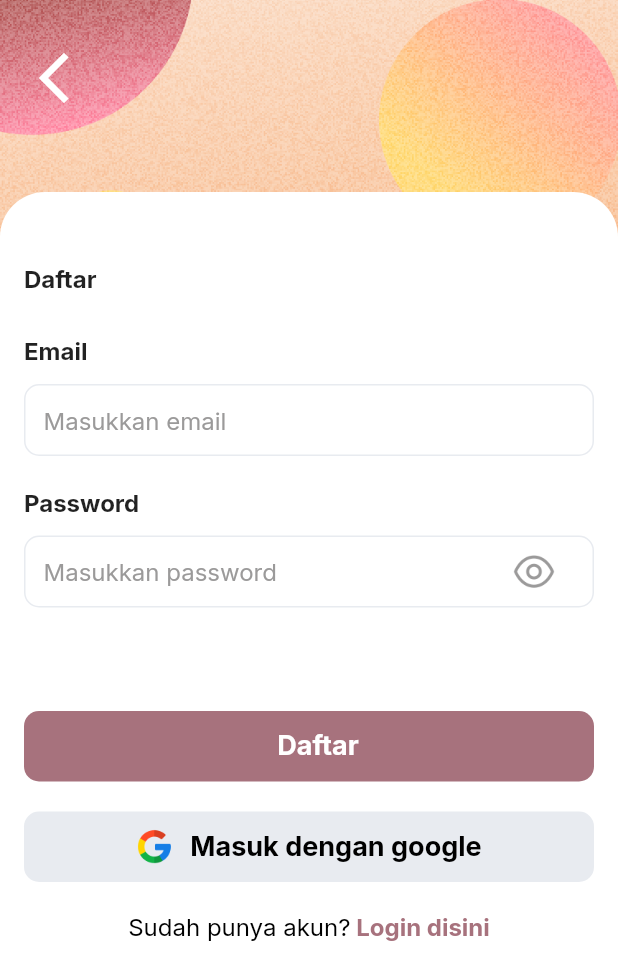
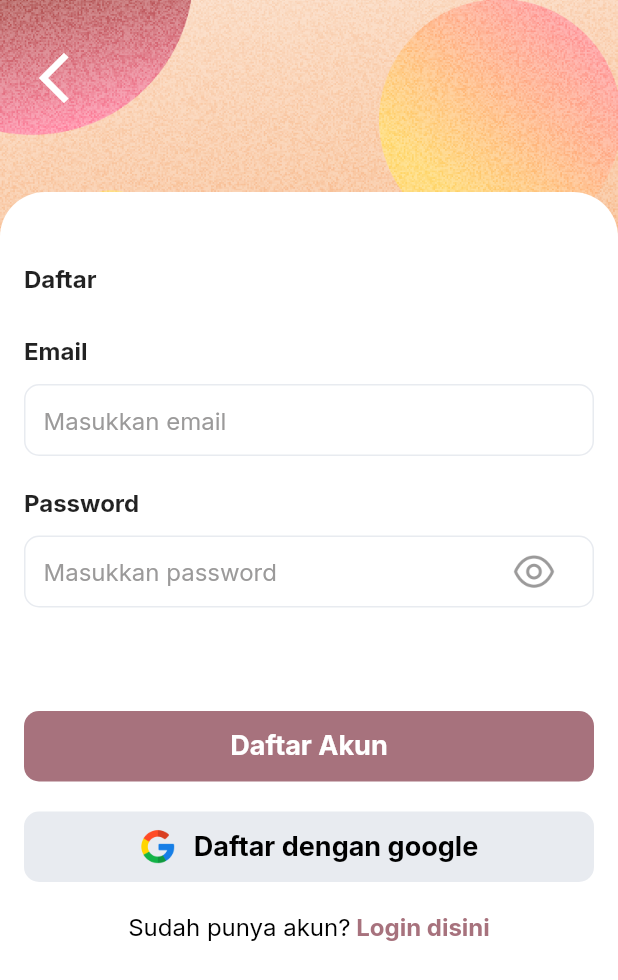
Before and after one commit to Azis202017/pkm-telyu, a Flutter app: the screen it shows after launch, after a tap on an icon or button, on a phone screen of 412 x 824 dp. Shown: the top 980 px of the screen. Run offline on Flutter 3.47's test engine with Material 2 defaults, Android fonts, the phone set to English and light mode, and no system bars; our stand-ins replace firebase_auth, firebase_core, get, google_fonts, google_sign_in; accounts and stored records are empty; network calls fail.

Commit message:
Fixed Some Bug and add google

```diff
--- a/lib/app/modules/login/views/login_view.dart
+++ b/lib/app/modules/login/views/login_view.dart
@@ -105,10 +105,11 @@ class LoginView extends GetView<LoginController> {
                             widthIcon: 24,
                             heightIcon: 24,
                             textColor: Colors.black,
+                            isIconVisible: false,
                             textStyle: buttonLinkLBold.copyWith(
                               color: Colors.black,
                             ),
-                            onPressed: () {},
+                            onPressed: controller.loginUserWithGoogle,
                             background: borderColorInput,
                           ),
                           const SizedBox(
--- a/lib/app/modules/register/views/register_view.dart
+++ b/lib/app/modules/register/views/register_view.dart
@@ -88,9 +88,10 @@ class RegisterView extends GetView<RegisterController> {
                             height: 69,
                           ),
                           ButtonWidgets(
-                            text: 'Daftar',
+                            text: 'Daftar Akun',
                             background: primaryColor,
                             textStyle: buttonLinkLBold,
+                            isIconVisible: false,
                             onPressed: () {
                               controller.registerUser(
                                 email: controller.emailController.text,
@@ -103,7 +104,7 @@ class RegisterView extends GetView<RegisterController> {
                             height: 20,
                           ),
                           ButtonWidgets(
-                            text: 'Masuk dengan google',
+                            text: 'Daftar dengan google',
                             icon: 'assets/images/google.png',
                             widthIcon: 24,
                             heightIcon: 24,
@@ -111,7 +112,7 @@ class RegisterView extends GetView<RegisterController> {
                             textStyle: buttonLinkLBold.copyWith(
                               color: Colors.black,
                             ),
-                            onPressed: () {},
+                            onPressed: controller.registrasiUserWithGoogle,
                             background: borderColorInput,
                           ),
                           const SizedBox(
--- a/lib/app/modules/splash_screen/views/splash_screen_view.dart
+++ b/lib/app/modules/splash_screen/views/splash_screen_view.dart
@@ -43,7 +43,7 @@ class SplashScreenView extends GetView<SplashScreenController> {
                       height: 283,
                     ),
                     Text(
-                      'TriftMee',
+                      'ThriftMee',
                       style: headline1Bold.copyWith(
                         color: primaryColor,
                       ),
--- a/pubspec.yaml
+++ b/pubspec.yaml
@@ -13,6 +13,7 @@ dependencies:
     sdk: flutter
   get: 4.6.5
   google_fonts: ^4.0.3
+  google_sign_in: ^5.4.4
 
 dev_dependencies:
   flutter_lints: 2.0.1
```
Also changed, not shown: lib/app/modules/login/controllers/login_controller.dart (+24 -0 lines), lib/app/modules/register/controllers/register_controller.dart (+25 -2 lines), pubspec.lock, 1 other file.
